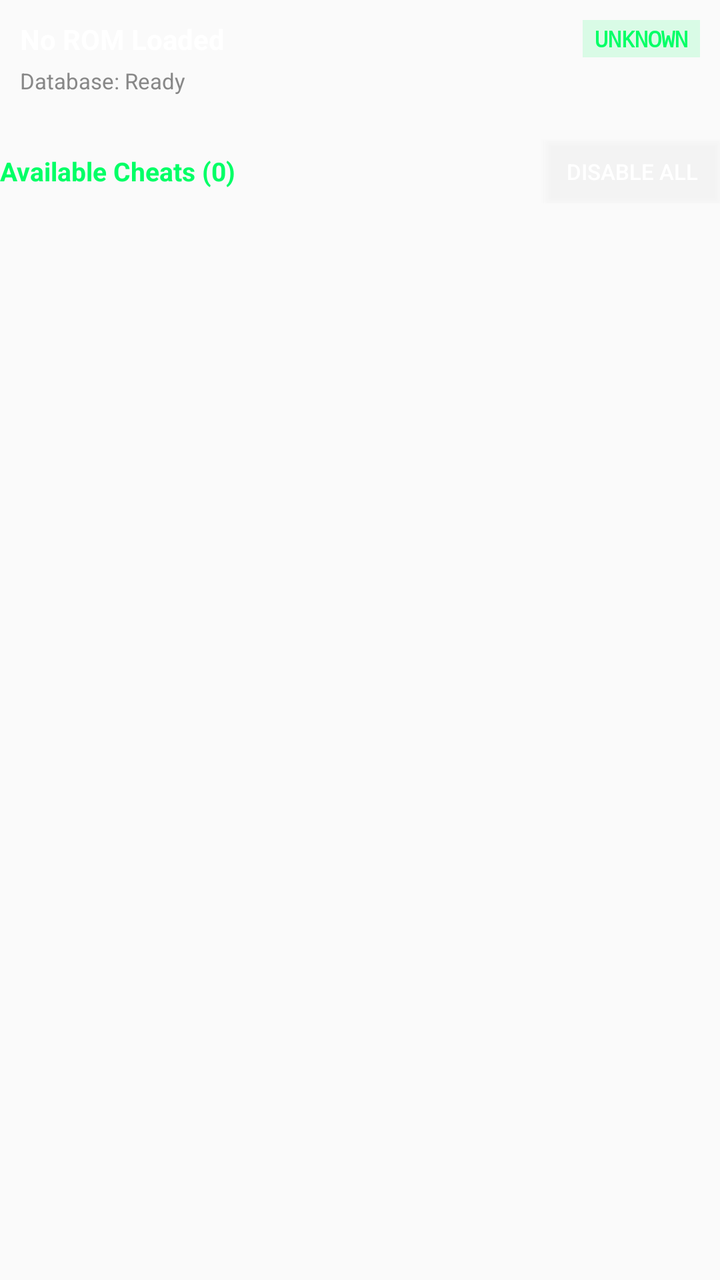
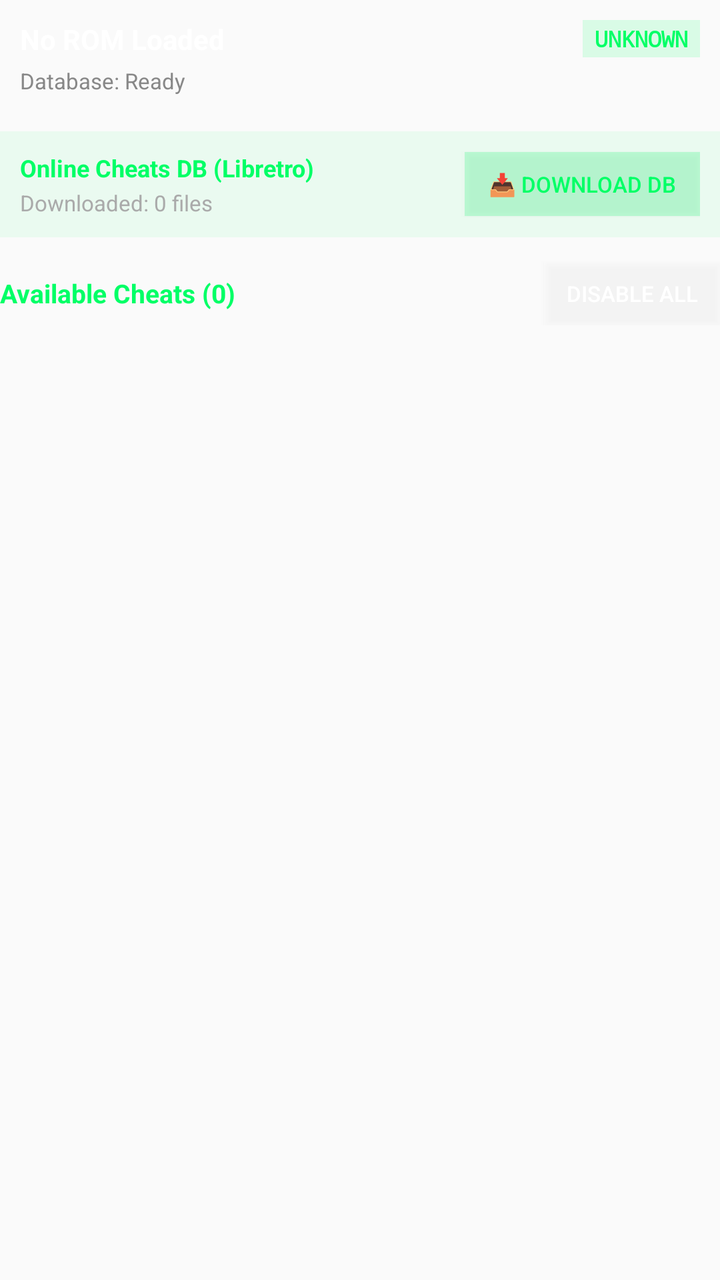

The first picture is an Android layout as it rendered before a commit; the second is the same layout after the commit. The layout source and the unified diff follow.
<!-- AndroidManifest.xml: application theme Theme.AppCompat.Light.NoActionBar -->
<!-- res/layout/panel_settings_cheats.xml -->
<?xml version="1.0" encoding="utf-8"?>
<LinearLayout xmlns:android="http://schemas.android.com/apk/res/android"
    android:layout_width="match_parent"
    android:layout_height="wrap_content"
    android:orientation="vertical">

    
    <LinearLayout
        android:layout_width="match_parent"
        android:layout_height="wrap_content"
        android:orientation="vertical"
        android:background="#15FFFFFF"
        android:padding="10dp"
        android:layout_marginBottom="12dp">

        <LinearLayout
            android:layout_width="match_parent"
            android:layout_height="wrap_content"
            android:orientation="horizontal"
            android:gravity="center_vertical">

            <TextView
                android:id="@+id/txt_cheat_game_title"
                android:layout_width="0dp"
                android:layout_height="wrap_content"
                android:layout_weight="1"
                android:text="No ROM Loaded"
                android:textColor="#FFFFFF"
                android:textSize="14sp"
                android:textStyle="bold" />

            <TextView
                android:id="@+id/txt_cheat_game_code"
                android:layout_width="wrap_content"
                android:layout_height="wrap_content"
                android:text="UNKNOWN"
                android:textColor="#00FF66"
                android:textSize="11sp"
                android:textStyle="bold"
                android:fontFamily="monospace"
                android:background="#2200FF66"
                android:paddingHorizontal="6dp"
                android:paddingVertical="2dp" />
        </LinearLayout>

        <TextView
            android:id="@+id/txt_cheat_db_status"
            android:layout_width="match_parent"
            android:layout_height="wrap_content"
            android:text="Database: Ready"
            android:textColor="#888888"
            android:textSize="11sp"
            android:layout_marginTop="4dp" />
    </LinearLayout>

    
    <LinearLayout
        android:layout_width="match_parent"
        android:layout_height="wrap_content"
        android:orientation="horizontal"
        android:gravity="center_vertical"
        android:layout_marginBottom="8dp">

        <TextView
            android:id="@+id/txt_cheats_count"
            android:layout_width="0dp"
            android:layout_height="wrap_content"
            android:layout_weight="1"
            android:text="Available Cheats (0)"
            android:textColor="#00FF66"
            android:textSize="13sp"
            android:textStyle="bold" />

        <Button
            android:id="@+id/btn_disable_all_cheats"
            android:layout_width="wrap_content"
            android:layout_height="32dp"
            android:text="Disable All"
            android:textColor="#FFFFFF"
            android:textSize="11sp"
            android:background="#33FFFFFF"
            android:paddingHorizontal="10dp" />
    </LinearLayout>

    
    <TextView
        android:id="@+id/txt_no_cheats"
        android:layout_width="match_parent"
        android:layout_height="wrap_content"
        android:text="No cheat database found for this ROM.\nYou can place an adjacent &apos;&lt;ROM_Name&gt;.cht&apos; file on storage to load custom cheats."
        android:textColor="#777777"
        android:textSize="12sp"
        android:padding="16dp"
        android:gravity="center"
        android:visibility="gone" />

    
    <LinearLayout
        android:id="@+id/layout_cheats_list"
        android:layout_width="match_parent"
        android:layout_height="wrap_content"
        android:orientation="vertical" />

</LinearLayout>
<!-- resources referenced by this layout -->
<resources>

</resources>

<!-- the commit's change to res/layout/panel_settings_cheats.xml (unified diff, before → after) -->
@@ -11,7 +11,7 @@
         android:orientation="vertical"
         android:background="#15FFFFFF"
         android:padding="10dp"
-        android:layout_marginBottom="12dp">
+        android:layout_marginBottom="8dp">
 
         <LinearLayout
             android:layout_width="match_parent"
@@ -57,6 +57,86 @@
     <LinearLayout
         android:layout_width="match_parent"
         android:layout_height="wrap_content"
+        android:orientation="vertical"
+        android:background="#1000FF66"
+        android:padding="10dp"
+        android:layout_marginBottom="12dp">
+
+        <LinearLayout
+            android:layout_width="match_parent"
+            android:layout_height="wrap_content"
+            android:orientation="horizontal"
+            android:gravity="center_vertical">
+
+            <LinearLayout
+                android:layout_width="0dp"
+                android:layout_height="wrap_content"
+                android:layout_weight="1"
+                android:orientation="vertical">
+
+                <TextView
+                    android:id="@+id/txt_downloader_title"
+                    android:layout_width="wrap_content"
+                    android:layout_height="wrap_content"
+                    android:text="Online Cheats DB (Libretro)"
+                    android:textColor="#00FF66"
+                    android:textSize="12sp"
+                    android:textStyle="bold" />
+
+                <TextView
+                    android:id="@+id/txt_downloader_status"
+                    android:layout_width="wrap_content"
+                    android:layout_height="wrap_content"
+                    android:text="Downloaded: 0 files"
+                    android:textColor="#AAAAAA"
+                    android:textSize="11sp"
+                    android:layout_marginTop="2dp" />
+            </LinearLayout>
+
+            <Button
+                android:id="@+id/btn_download_cheats_db"
+                android:layout_width="wrap_content"
+                android:layout_height="32dp"
+                android:text="📥 Download DB"
+                android:textColor="#00FF66"
+                android:textSize="11sp"
+                android:background="#3300FF66"
+                android:paddingHorizontal="12dp" />
+        </LinearLayout>
+
+        
+        <LinearLayout
+            android:id="@+id/layout_download_progress"
+            android:layout_width="match_parent"
+            android:layout_height="wrap_content"
+            android:orientation="vertical"
+            android:visibility="gone"
+            android:layout_marginTop="8dp">
+
+            <ProgressBar
+                android:id="@+id/progress_download_cheats"
+                style="?android:attr/progressBarStyleHorizontal"
+                android:layout_width="match_parent"
+                android:layout_height="6dp"
+                android:max="100"
+                android:progress="0"
+                android:progressTint="#00FF66" />
+
+            <TextView
+                android:id="@+id/txt_download_progress_msg"
+                android:layout_width="match_parent"
+                android:layout_height="wrap_content"
+                android:text="Connecting..."
+                android:textColor="#00FF66"
+                android:textSize="11sp"
+                android:layout_marginTop="4dp" />
+        </LinearLayout>
+    </LinearLayout>
+
+    
+    <LinearLayout
+        android:layout_width="match_parent"
+        android:layout_height="wrap_content"
         android:orientation="horizontal"
         android:gravity="center_vertical"
         android:layout_marginBottom="8dp">
@@ -87,7 +167,7 @@
         android:id="@+id/txt_no_cheats"
         android:layout_width="match_parent"
         android:layout_height="wrap_content"
-        android:text="No cheat database found for this ROM.\nYou can place an adjacent &apos;&lt;ROM_Name&gt;.cht&apos; file on storage to load custom cheats."
+        android:text="No cheat database found for this ROM.\nTap 'Download DB' above or place an adjacent &apos;&lt;ROM_Name&gt;.cht&apos; file on storage."
         android:textColor="#777777"
         android:textSize="12sp"
         android:padding="16dp"
